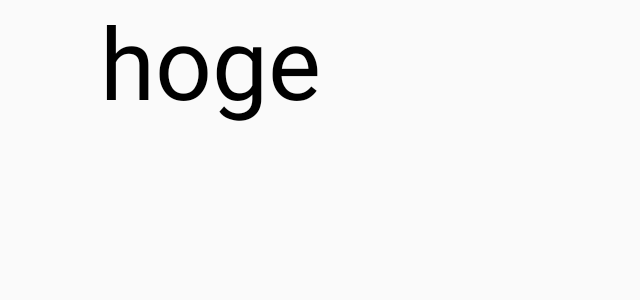
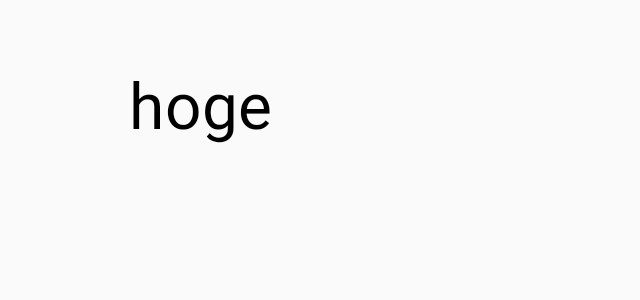
Before and after one commit to nyankyu/RunnerGame, an Android app: the screen it shows after launch (MainActivity), on a phone screen of 824 x 412 dp (held sideways). Shown: the top 300 px of the screen, without its empty margins (0-640 px from the left). Run offline under Robolectric (Android 15) with nearby library versions, the phone set to English and light mode, and no system bars.

Commit message:
最もシンプルな構成

```diff
--- a/app/src/main/java/jp/co/nd_inc/em/runnergame/GameView.java
+++ b/app/src/main/java/jp/co/nd_inc/em/runnergame/GameView.java
@@ -24,34 +24,41 @@ public class GameView extends View {
     // ゲーム領域の高さ（ピクセル）
     private static final float HEIGHT = 480f;
 
+    // フレームの間隔（ミリ秒）
+    private static final long INTERVAL = 20;
+
     // 画面サイズに合わせるための縮尺
-    private float mScale;
+    private float mScale = 0;
 
     public GameView(Context context) {
         super(context);
 
+
         paint = new Paint();
         paint.setColor(Color.BLACK);
-        paint.setTextSize(100);
+        paint.setTextSize(50);
 
         scheduledExecutorService = Executors.newSingleThreadScheduledExecutor();
-        scheduledExecutorService.scheduleAtFixedRate(
-                new Runnable() {
+        scheduledExecutorService.scheduleAtFixedRate(new Runnable() {
                     @Override
                     public void run() {
                         postInvalidate();
                     }
-                }, 0, 20, TimeUnit.MILLISECONDS);
+                }, 0, INTERVAL, TimeUnit.MILLISECONDS);
     }
 
     @Override
     protected void onDraw(Canvas canvas) {
-        Log.i(TAG, "hoge");
         super.onDraw(canvas);
 
-        canvas.clipRect(0, 0, 800, 480);
+        if (mScale == 0) {
+            calcScale();
+        }
+
+        canvas.scale(mScale, mScale);
+        canvas.clipRect(0, 0, WIDTH, HEIGHT);
+
         canvas.drawText("hoge", 100, 100, paint);
-
     }
 
     private void calcScale() {
```
